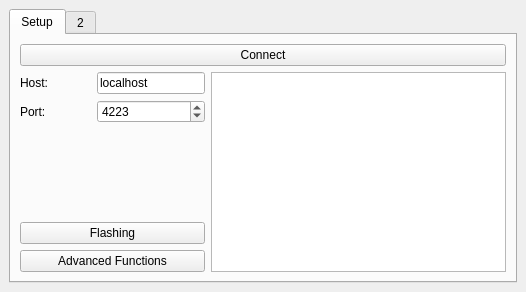
Old version of the form src/brickv/ui/brickv.ui in the repository Tinkerforge/brickv.
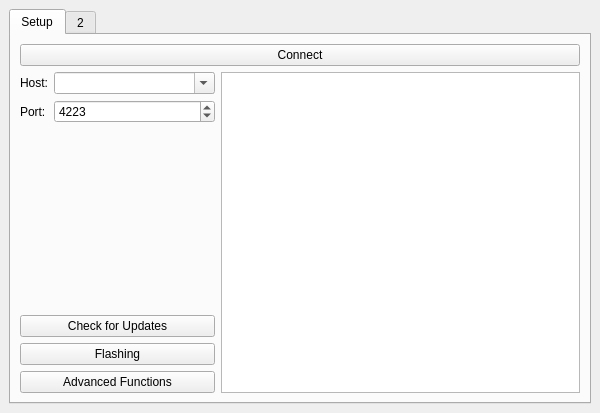
New version of the form.

Commit message: Remember the last 5 hosts

```diff
--- a/src/brickv/ui/brickv.ui
+++ b/src/brickv/ui/brickv.ui
@@ -6,8 +6,8 @@
    <rect>
     <x>0</x>
     <y>0</y>
-    <width>526</width>
-    <height>292</height>
+    <width>600</width>
+    <height>413</height>
    </rect>
   </property>
   <property name="windowTitle">
@@ -24,35 +24,10 @@
        <attribute name="title">
         <string>Setup</string>
        </attribute>
+       <layout class="QHBoxLayout" name="horizontalLayout">
+        <item>
        <layout class="QGridLayout" name="gridLayout">
-        <item row="0" column="0" colspan="3">
-         <widget class="QPushButton" name="connect">
-          <property name="text">
-           <string>Connect</string>
-          </property>
-         </widget>
-        </item>
-        <item row="1" column="0">
-         <widget class="QLabel" name="label">
-          <property name="text">
-           <string>Host:</string>
-          </property>
-         </widget>
-        </item>
-        <item row="1" column="1">
-         <widget class="QLineEdit" name="host">
-          <property name="sizePolicy">
-           <sizepolicy hsizetype="Preferred" vsizetype="Fixed">
-            <horstretch>0</horstretch>
-            <verstretch>0</verstretch>
-           </sizepolicy>
-          </property>
-          <property name="text">
-           <string>localhost</string>
-          </property>
-         </widget>
-        </item>
-        <item row="1" column="2" rowspan="5">
+          <item row="1" column="2" rowspan="6">
          <widget class="QTableView" name="table_view">
           <property name="editTriggers">
            <set>QAbstractItemView::AnyKeyPressed|QAbstractItemView::DoubleClicked|QAbstractItemView::EditKeyPressed|QAbstractItemView::SelectedClicked</set>
@@ -74,21 +49,49 @@
           </attribute>
          </widget>
         </item>
-        <item row="2" column="0">
-         <widget class="QLabel" name="label_2">
+          <item row="0" column="0" colspan="3">
+           <widget class="QPushButton" name="connect">
           <property name="text">
-           <string>Port:</string>
+             <string>Connect</string>
+            </property>
+           </widget>
+          </item>
+          <item row="6" column="0" colspan="2">
+           <widget class="QPushButton" name="button_advanced">
+            <property name="text">
+             <string>Advanced Functions</string>
+            </property>
+           </widget>
+          </item>
+          <item row="5" column="0" colspan="2">
+           <widget class="QPushButton" name="button_flashing">
+            <property name="text">
+             <string>Flashing</string>
+            </property>
+           </widget>
+          </item>
+          <item row="4" column="0" colspan="2">
+           <widget class="QPushButton" name="button_updates">
+            <property name="text">
+             <string>Check for Updates</string>
+            </property>
+           </widget>
+          </item>
+          <item row="1" column="1">
+           <widget class="QComboBox" name="combo_host">
+            <property name="editable">
+             <bool>true</bool>
+            </property>
+            <property name="insertPolicy">
+             <enum>QComboBox::NoInsert</enum>
+            </property>
+            <property name="sizeAdjustPolicy">
+             <enum>QComboBox::AdjustToMinimumContentsLength</enum>
           </property>
          </widget>
         </item>
         <item row="2" column="1">
-         <widget class="QSpinBox" name="port">
-          <property name="sizePolicy">
-           <sizepolicy hsizetype="Preferred" vsizetype="Fixed">
-            <horstretch>0</horstretch>
-            <verstretch>0</verstretch>
-           </sizepolicy>
-          </property>
+           <widget class="QSpinBox" name="spinbox_port">
           <property name="minimum">
            <number>1</number>
           </property>
@@ -100,6 +103,19 @@
           </property>
          </widget>
         </item>
+          <item row="1" column="0">
+           <widget class="QLabel" name="label">
+            <property name="sizePolicy">
+             <sizepolicy hsizetype="Fixed" vsizetype="Preferred">
+              <horstretch>0</horstretch>
+              <verstretch>0</verstretch>
+             </sizepolicy>
+            </property>
+            <property name="text">
+             <string>Host:</string>
+            </property>
+           </widget>
+          </item>
         <item row="3" column="0" colspan="2">
          <spacer name="verticalSpacer">
           <property name="orientation">
@@ -107,25 +123,26 @@
           </property>
           <property name="sizeHint" stdset="0">
            <size>
-            <width>185</width>
-            <height>55</height>
+              <width>195</width>
+              <height>40</height>
            </size>
           </property>
          </spacer>
         </item>
-        <item row="4" column="0" colspan="2">
-         <widget class="QPushButton" name="button_flashing">
+          <item row="2" column="0">
+           <widget class="QLabel" name="label_2">
+            <property name="sizePolicy">
+             <sizepolicy hsizetype="Fixed" vsizetype="Preferred">
+              <horstretch>0</horstretch>
+              <verstretch>0</verstretch>
+             </sizepolicy>
+            </property>
           <property name="text">
-           <string>Flashing</string>
+             <string>Port:</string>
           </property>
          </widget>
         </item>
-        <item row="5" column="0" colspan="2">
-         <widget class="QPushButton" name="button_advanced">
-          <property name="text">
-           <string>Advanced Functions</string>
-          </property>
-         </widget>
+         </layout>
         </item>
        </layout>
       </widget>
```
Lines whose indentation alone changed are shown as unchanged. The commit also changes 4 other files.
